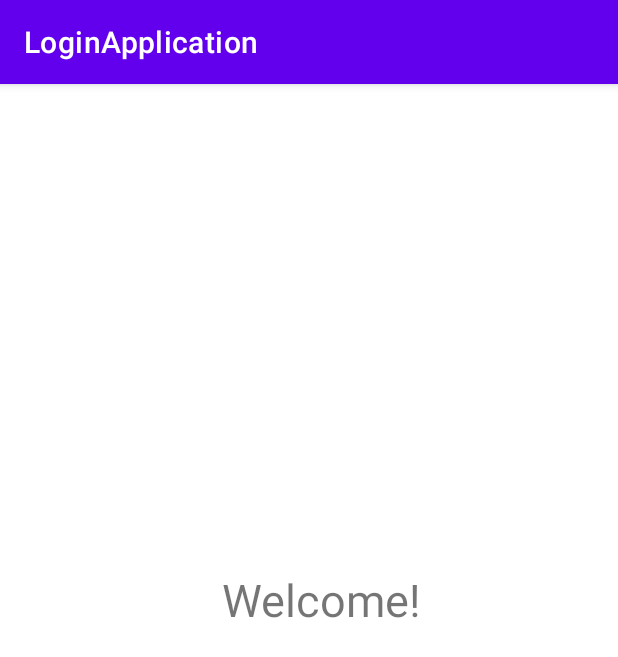
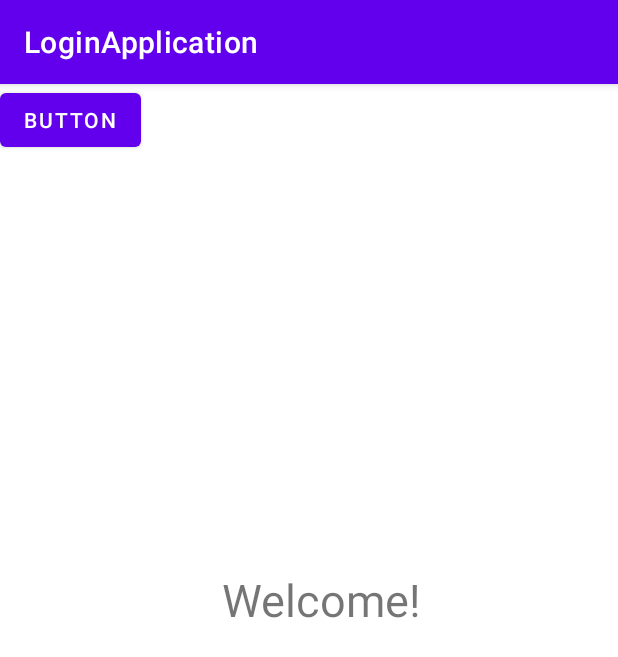
Before and after one commit to kreazze/CaloSize_App, an Android app: the HomePageActivity screen opened directly, with no data from a screen before it, on a phone screen of 412 x 824 dp. Shown: the top 657 px of the screen. Run offline under Robolectric (Android 15) with nearby library versions, the phone set to English and light mode, and no system bars.

Commit message:
message 'to

```diff
--- a/app/src/main/res/layout/activity_home_page.xml
+++ b/app/src/main/res/layout/activity_home_page.xml
@@ -18,4 +18,12 @@
         app:layout_constraintStart_toStartOf="parent"
         app:layout_constraintTop_toTopOf="parent"
         app:layout_constraintVertical_bias="0.477" />
+
+    <Button
+        android:id="@+id/button"
+        android:layout_width="wrap_content"
+        android:layout_height="wrap_content"
+        android:text="Button"
+        tools:layout_editor_absoluteX="173dp"
+        tools:layout_editor_absoluteY="407dp" />
 </androidx.constraintlayout.widget.ConstraintLayout>
--- a/app/src/main/res/layout/activity_main.xml
+++ b/app/src/main/res/layout/activity_main.xml
@@ -11,7 +11,7 @@
         android:layout_width="wrap_content"
         android:layout_height="wrap_content"
         android:ems="10"
-        android:hint="Enter Name"
+        android:hint="@string/enter_name"
         android:inputType="textPersonName"
         app:layout_constraintBottom_toBottomOf="parent"
         app:layout_constraintEnd_toEndOf="parent"
--- a/app/src/main/res/values/strings.xml
+++ b/app/src/main/res/values/strings.xml
@@ -1,3 +1,4 @@
 <resources>
     <string name="app_name">LoginApplication</string>
+    <string name="enter_name">Enter Name</string>
 </resources>
```
